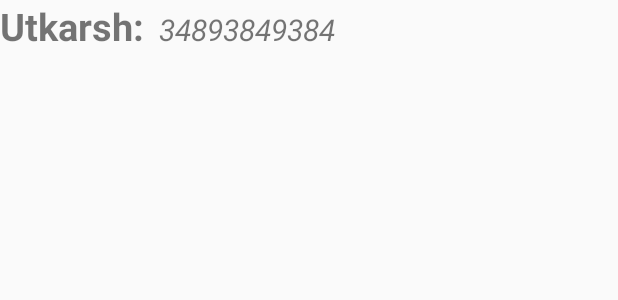
After one commit to prakh2796/IBM_HackCamp, an Android app: the layout contact_layout.xml on its own in the app's theme, with its tools: preview values and no code run, on a phone screen of 412 x 824 dp. The commit adds this screen. Shown: the top 300 px of the screen. Run offline under Robolectric (Android 15) with nearby library versions, the phone set to English and light mode, and no system bars.

Commit message:
contactitem and contactLayout created...

```diff
--- /dev/null
+++ b/app/src/main/res/layout/contact_layout.xml
@@ -0,0 +1,29 @@
+<?xml version="1.0" encoding="utf-8"?>
+<LinearLayout xmlns:android="http://schemas.android.com/apk/res/android"
+    android:orientation="vertical" android:layout_width="match_parent"
+    android:layout_height="match_parent">
+
+    <LinearLayout
+        android:layout_width="match_parent"
+        android:layout_height="wrap_content"
+        android:orientation="horizontal">
+
+        <TextView
+            android:id="@+id/conName"
+            android:layout_width="wrap_content"
+            android:layout_height="wrap_content"
+            android:text="Utkarsh:"
+            android:textSize="25dp"
+            android:textStyle="bold"/>
+
+        <TextView
+            android:id="@+id/conNum"
+            android:layout_width="wrap_content"
+            android:layout_height="wrap_content"
+            android:text="34893849384"
+            android:textSize="20dp"
+            android:textStyle="italic"
+            android:layout_marginLeft="10dp"/>
+    </LinearLayout>
+
+</LinearLayout>
```
Also changed, not shown: app/src/main/java/contacts/prakhar/example/com/contactmanager/FragmentOne.java (+10 -8 lines), app/src/main/java/contacts/prakhar/example/com/contactmanager/contactItem.java (added, +32 -0 lines), app/src/main/res/layout/fragment1.xml (+4 -31 lines).
